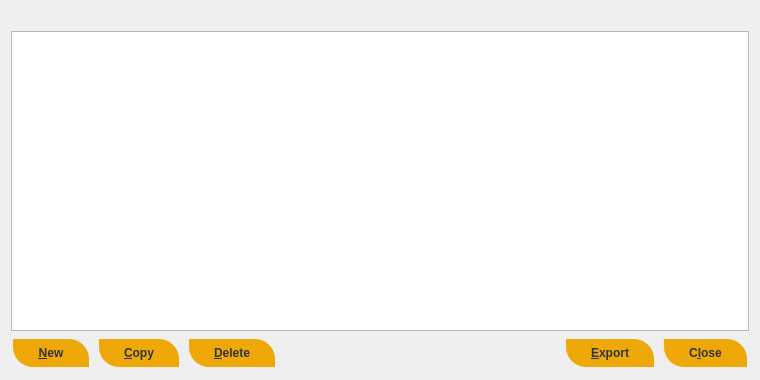
Above: src/qt/forms/addressbookpage.ui from Jeean007/Vulcoin before the change. Below: the same form after it.
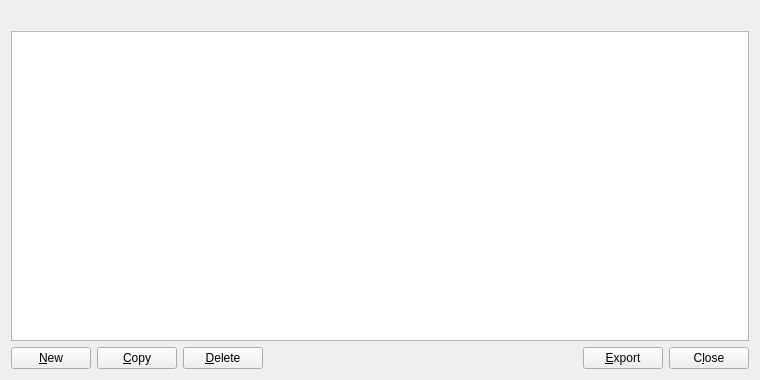
That is the form after the change. Icons and pictures are not drawn.

```diff
--- a/src/qt/forms/addressbookpage.ui
+++ b/src/qt/forms/addressbookpage.ui
@@ -93,34 +93,6 @@
        <property name="toolTip">
         <string>Create a new address</string>
        </property>
-       <property name="styleSheet">
-        <string notr="true"> .QPushButton {
-  background-color: #eea807;
-	border: 0;
-	color:#333;
-	font-size:12px;
-	font-weight:bold;
-	padding-left:25px;
-	padding-right:25px;
-	padding-top:1px;
-	padding-bottom:1px;
-	height: 26px;
-	margin: 2px;
-	border-top-right-radius: 20px;
-	border-bottom-left-radius: 20px;
-}
-
-
- .QPushButton:hover {
-background-color: #078bbc;
-}
-
- .QPushButton:pressed{
-background-color: #094ed9;
-	border:1px solid #333333;
-}
-</string>
-       </property>
        <property name="text">
         <string>&amp;New</string>
        </property>
@@ -138,34 +110,6 @@
        <property name="toolTip">
         <string>Copy the currently selected address to the system clipboard</string>
        </property>
-       <property name="styleSheet">
-        <string notr="true"> .QPushButton {
-  background-color: #eea807;
-	border: 0;
-	color:#333;
-	font-size:12px;
-	font-weight:bold;
-	padding-left:25px;
-	padding-right:25px;
-	padding-top:1px;
-	padding-bottom:1px;
-	height: 26px;
-	margin: 2px;
-	border-top-right-radius: 20px;
-	border-bottom-left-radius: 20px;
-}
-
-
- .QPushButton:hover {
-background-color: #078bbc;
-}
-
- .QPushButton:pressed{
-background-color: #094ed9;
-	border:1px solid #333333;
-}
-</string>
-       </property>
        <property name="text">
         <string>&amp;Copy</string>
        </property>
@@ -183,34 +127,6 @@
        <property name="toolTip">
         <string>Delete the currently selected address from the list</string>
        </property>
-       <property name="styleSheet">
-        <string notr="true"> .QPushButton {
-  background-color: #eea807;
-	border: 0;
-	color:#333;
-	font-size:12px;
-	font-weight:bold;
-	padding-left:25px;
-	padding-right:25px;
-	padding-top:1px;
-	padding-bottom:1px;
-	height: 26px;
-	margin: 2px;
-	border-top-right-radius: 20px;
-	border-bottom-left-radius: 20px;
-}
-
-
- .QPushButton:hover {
-background-color: #078bbc;
-}
-
- .QPushButton:pressed{
-background-color: #094ed9;
-	border:1px solid #333333;
-}
-</string>
-       </property>
        <property name="text">
         <string>&amp;Delete</string>
        </property>
@@ -241,34 +157,6 @@
        <property name="toolTip">
         <string>Export the data in the current tab to a file</string>
        </property>
-       <property name="styleSheet">
-        <string notr="true"> .QPushButton {
-  background-color: #eea807;
-	border: 0;
-	color:#333;
-	font-size:12px;
-	font-weight:bold;
-	padding-left:25px;
-	padding-right:25px;
-	padding-top:1px;
-	padding-bottom:1px;
-	height: 26px;
-	margin: 2px;
-	border-top-right-radius: 20px;
-	border-bottom-left-radius: 20px;
-}
-
-
- .QPushButton:hover {
-background-color: #078bbc;
-}
-
- .QPushButton:pressed{
-background-color: #094ed9;
-	border:1px solid #333333;
-}
-</string>
-       </property>
        <property name="text">
         <string>&amp;Export</string>
        </property>
@@ -289,34 +177,6 @@
          <verstretch>0</verstretch>
         </sizepolicy>
        </property>
-       <property name="styleSheet">
-        <string notr="true"> .QPushButton {
-  background-color: #eea807;
-	border: 0;
-	color:#333;
-	font-size:12px;
-	font-weight:bold;
-	padding-left:25px;
-	padding-right:25px;
-	padding-top:1px;
-	padding-bottom:1px;
-	height: 26px;
-	margin: 2px;
-	border-top-right-radius: 20px;
-	border-bottom-left-radius: 20px;
-}
-
-
- .QPushButton:hover {
-background-color: #078bbc;
-}
-
- .QPushButton:pressed{
-background-color: #094ed9;
-	border:1px solid #333333;
-}
-</string>
-       </property>
        <property name="text">
         <string>C&amp;lose</string>
        </property>
```
